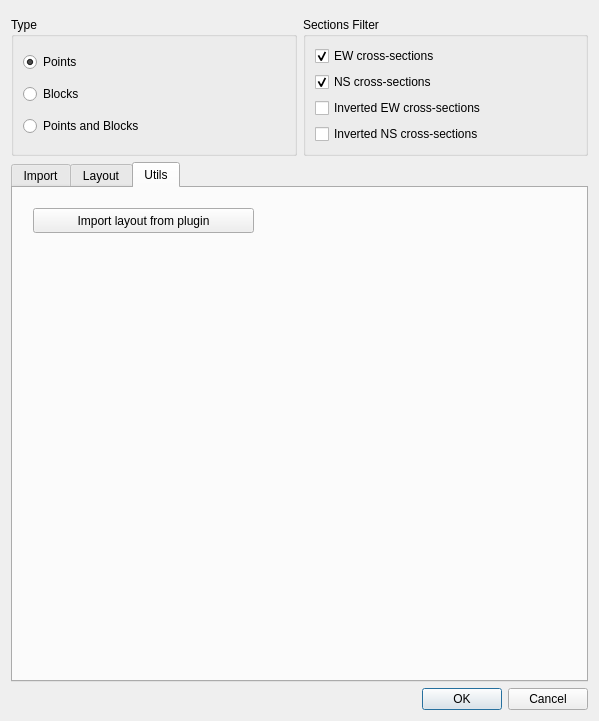
This is sugar_tools_dialog_simple.ui in psigcat/sugartools as Qt 5 draws it before an edit. The edited form follows.
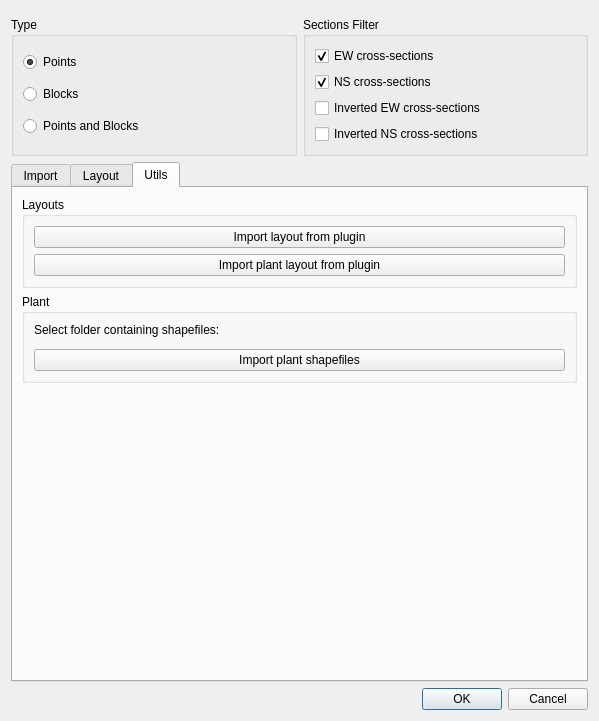
This is the edited form. The open tabs and pages were chosen to show the change. Custom widgets are drawn as their Qt base class.

Commit message: add import of plant layout and plant shapefiles

The edit to the form file:
```diff
--- a/sugar_tools_dialog_simple.ui
+++ b/sugar_tools_dialog_simple.ui
@@ -285,19 +285,74 @@
       <attribute name="title">
        <string>Utils</string>
       </attribute>
-      <widget class="QPushButton" name="import_layout_btn">
-       <property name="geometry">
-        <rect>
-         <x>20</x>
-         <y>20</y>
-         <width>221</width>
-         <height>25</height>
-        </rect>
-       </property>
-       <property name="text">
-        <string>Import layout from plugin</string>
-       </property>
-      </widget>
+      <layout class="QVBoxLayout" name="verticalLayout">
+       <item>
+        <widget class="QGroupBox" name="groupBox_4">
+         <property name="title">
+          <string>Layouts</string>
+         </property>
+         <layout class="QVBoxLayout" name="verticalLayout_3">
+          <item>
+           <widget class="QPushButton" name="import_layout_btn">
+            <property name="text">
+             <string>Import layout from plugin</string>
+            </property>
+           </widget>
+          </item>
+          <item>
+           <widget class="QPushButton" name="import_layout_plant_btn">
+            <property name="text">
+             <string>Import plant layout from plugin</string>
+            </property>
+           </widget>
+          </item>
+         </layout>
+        </widget>
+       </item>
+       <item>
+        <widget class="QGroupBox" name="groupBox_3">
+         <property name="title">
+          <string>Plant</string>
+         </property>
+         <layout class="QVBoxLayout" name="verticalLayout_4">
+          <item>
+           <widget class="QLabel" name="label_5">
+            <property name="text">
+             <string>Select folder containing shapefiles:</string>
+            </property>
+           </widget>
+          </item>
+          <item>
+           <widget class="QgsFileWidget" name="shapefiles_folder">
+            <property name="storageMode">
+             <enum>QgsFileWidget::GetDirectory</enum>
+            </property>
+           </widget>
+          </item>
+          <item>
+           <widget class="QPushButton" name="import_shapefiles_btn">
+            <property name="text">
+             <string>Import plant shapefiles</string>
+            </property>
+           </widget>
+          </item>
+         </layout>
+        </widget>
+       </item>
+       <item>
+        <spacer name="verticalSpacer">
+         <property name="orientation">
+          <enum>Qt::Vertical</enum>
+         </property>
+         <property name="sizeHint" stdset="0">
+          <size>
+           <width>20</width>
+           <height>209</height>
+          </size>
+         </property>
+        </spacer>
+       </item>
+      </layout>
      </widget>
     </widget>
    </item>
```
Left out of the diff: 2 changed lines with no effect on the pictures. The commit also changes 2 other files.
